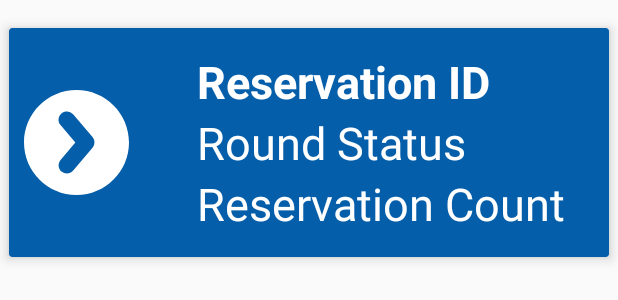
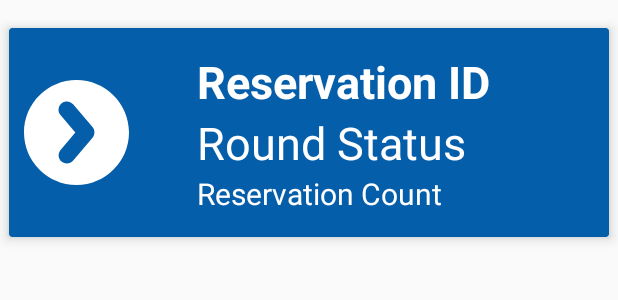
Before and after one commit to osegueda/Driver, an Android app: the layout list_row_reservation.xml on its own in the app's theme, with its tools: preview values and no code run, on a phone screen of 412 x 824 dp. Shown: the top 300 px of the screen. Run offline under Robolectric (Android 15) with nearby library versions, the light colour scheme and no system bars; Roboto replaces fonts that are not available here.

Commit message:
xml changes

```diff
--- a/app/src/main/res/layout/fragment_reservation.xml
+++ b/app/src/main/res/layout/fragment_reservation.xml
@@ -55,6 +55,7 @@
 
     </androidx.constraintlayout.widget.ConstraintLayout>
 
+
     <androidx.recyclerview.widget.RecyclerView
 
         android:id="@+id/recycler_view_reservations"
--- a/app/src/main/res/layout/list_row_reservation.xml
+++ b/app/src/main/res/layout/list_row_reservation.xml
@@ -20,7 +20,8 @@
             android:id="@+id/item_container_reservation"
             android:layout_width="match_parent"
             android:layout_height="wrap_content"
-            android:orientation="horizontal">
+            android:orientation="horizontal"
+            android:focusable="true">
 
             <LinearLayout
                 android:layout_width="match_parent"
@@ -28,7 +29,7 @@
                 android:layout_weight="4">
 
                 <ImageView
-                    android:layout_marginLeft="10dp"
+                    android:layout_marginStart="10dp"
                     android:id="@+id/imageView"
                     android:layout_width="match_parent"
                     android:layout_height="match_parent"
@@ -71,7 +72,7 @@
 
                 <TextView
                     android:id="@+id/countTxt"
-                    android:textSize="30sp"
+                    android:textSize="20sp"
                     android:layout_width="wrap_content"
                     android:layout_height="wrap_content"
                     android:layout_marginStart="30dp"
```
